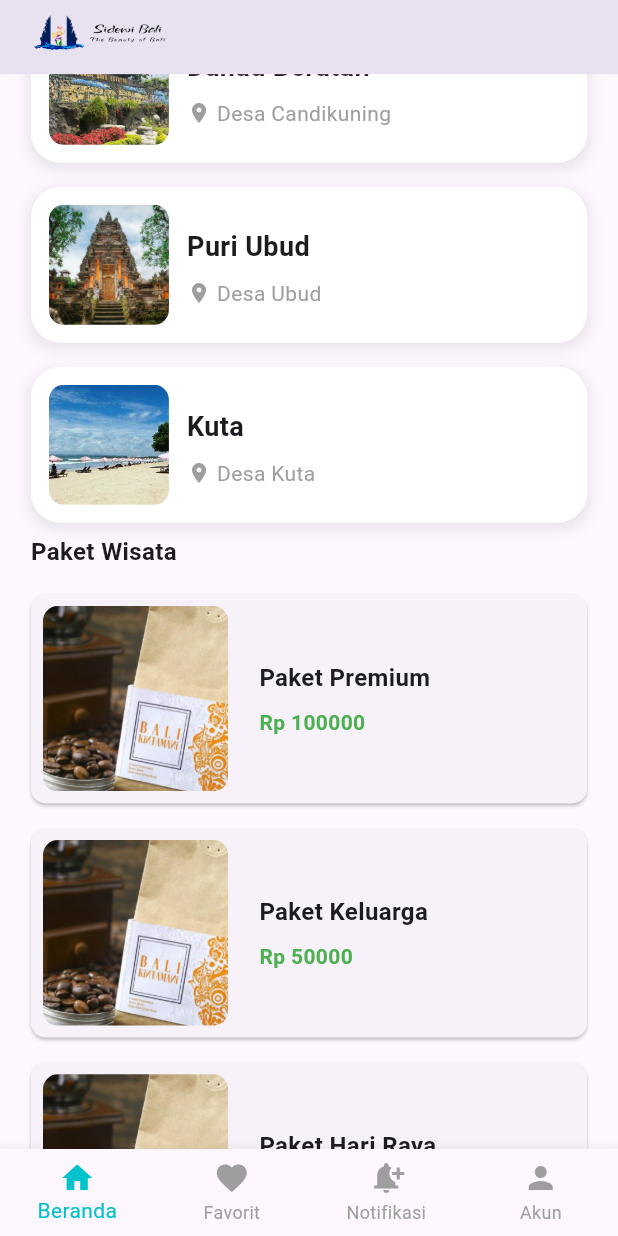
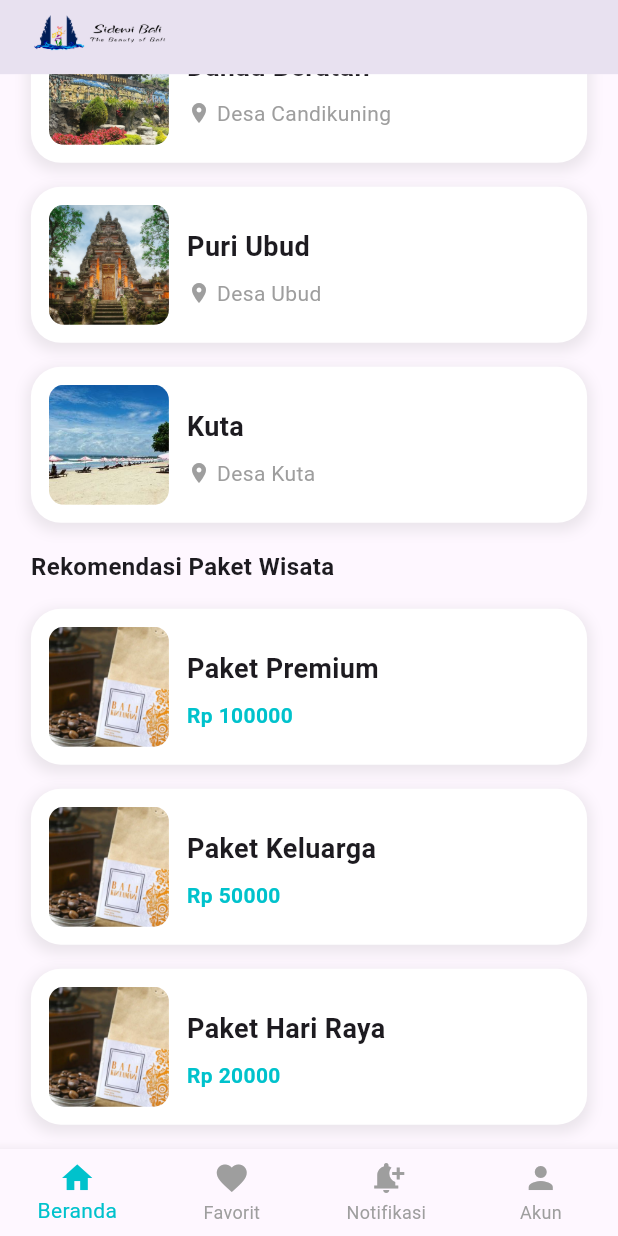
Before and after one commit to mangbudiarta/sidewibali, a Flutter app: the HomePage screen opened by its route, scrolled down 525 dp, on a phone screen of 412 x 824 dp. Run offline on Flutter 3.47's test engine with Material 3 defaults, Android fonts, the light colour scheme and no system bars; our stand-ins replace carousel_slider, font_awesome_flutter, image_picker, jwt_decoder, shared_preferences; accounts and stored records are empty.

Commit message:
"update: ganti warna text harga"

```diff
--- a/lib/views/detailpaketwisata_page.dart
+++ b/lib/views/detailpaketwisata_page.dart
@@ -95,7 +95,7 @@ class _DetailPaketwisataState extends State<DetailPaketwisata> {
                       Text(
                         'Rp. ${widget.paketWisata.harga}',
                         style: const TextStyle(
-                          color: Colors.black,
+                          color: Color.fromARGB(255, 0, 194, 204),
                           fontSize: 16,
                           fontWeight: FontWeight.bold,
                         ),
--- a/lib/views/detailproduk_page.dart
+++ b/lib/views/detailproduk_page.dart
@@ -96,7 +96,7 @@ class _DetailProdukState extends State<DetailProduk> {
                       Text(
                         'Rp. ${widget.produk.harga}',
                         style: const TextStyle(
-                          color: Colors.black,
+                          color: Color.fromARGB(255, 0, 194, 204),
                           fontSize: 16,
                           fontWeight: FontWeight.bold,
                         ),
--- a/lib/views/home_page.dart
+++ b/lib/views/home_page.dart
@@ -338,8 +338,9 @@ class MainPage extends StatelessWidget {
                     );
                   }).toList(),
                 ),
+                const SizedBox(height: 10),
                 const Text(
-                  'Paket Wisata',
+                  'Rekomendasi Paket Wisata',
                   style: TextStyle(
                     fontSize: 16.0,
                     fontWeight: FontWeight.bold,
@@ -390,48 +391,61 @@ class PaketWisataCard extends StatelessWidget {
 
   @override
   Widget build(BuildContext context) {
-    var screenSize = MediaQuery.of(context).size;
-    return Card(
-      margin: EdgeInsets.symmetric(vertical: screenSize.height * 0.01),
-      shape: RoundedRectangleBorder(
-        borderRadius: BorderRadius.circular(10.0),
+    return Padding(
+      padding: const EdgeInsets.symmetric(vertical: 8.0),
+      child: Container(
+        decoration: BoxDecoration(
+          color: Colors.white,
+          borderRadius: BorderRadius.circular(20),
+          boxShadow: [
+            BoxShadow(
+              color: Colors.grey.withOpacity(0.2),
+              spreadRadius: 2,
+              blurRadius: 7,
+              offset: const Offset(0, 3),
+            ),
+          ],
         ),
         child: Padding(
-        padding: const EdgeInsets.all(8.0),
+          padding: const EdgeInsets.all(12.0),
           child: Row(
             children: [
               ClipRRect(
                 borderRadius: BorderRadius.circular(10.0),
                 child: Image.asset(
                   gambar,
-                width: screenSize.width * 0.3,
-                height: screenSize.height * 0.15,
+                  height: 80,
+                  width: 80,
                   fit: BoxFit.cover,
                 ),
               ),
-            SizedBox(width: screenSize.width * 0.05),
-            Column(
+              const SizedBox(width: 12.0),
+              Expanded(
+                child: Column(
                   crossAxisAlignment: CrossAxisAlignment.start,
                   children: [
+                    const SizedBox(height: 4.0),
                     Text(
                       nama,
-                  style: TextStyle(
-                    fontSize: 16.0,
+                      style: const TextStyle(
+                        fontSize: 18.0,
                         fontWeight: FontWeight.bold,
                       ),
                     ),
-                SizedBox(height: screenSize.height * 0.01),
+                    const SizedBox(height: 8.0),
                     Text(
                       'Rp ${harga.toString()}',
-                  style: TextStyle(
+                      style: const TextStyle(
                         fontSize: 14.0,
-                    color: Colors.green,
+                        color: Color.fromARGB(255, 0, 194, 204),
                         fontWeight: FontWeight.bold,
                       ),
                     ),
                   ],
                 ),
+              ),
             ],
+          ),
         ),
       ),
     );
```
Lines whose indentation alone changed are shown as unchanged.
